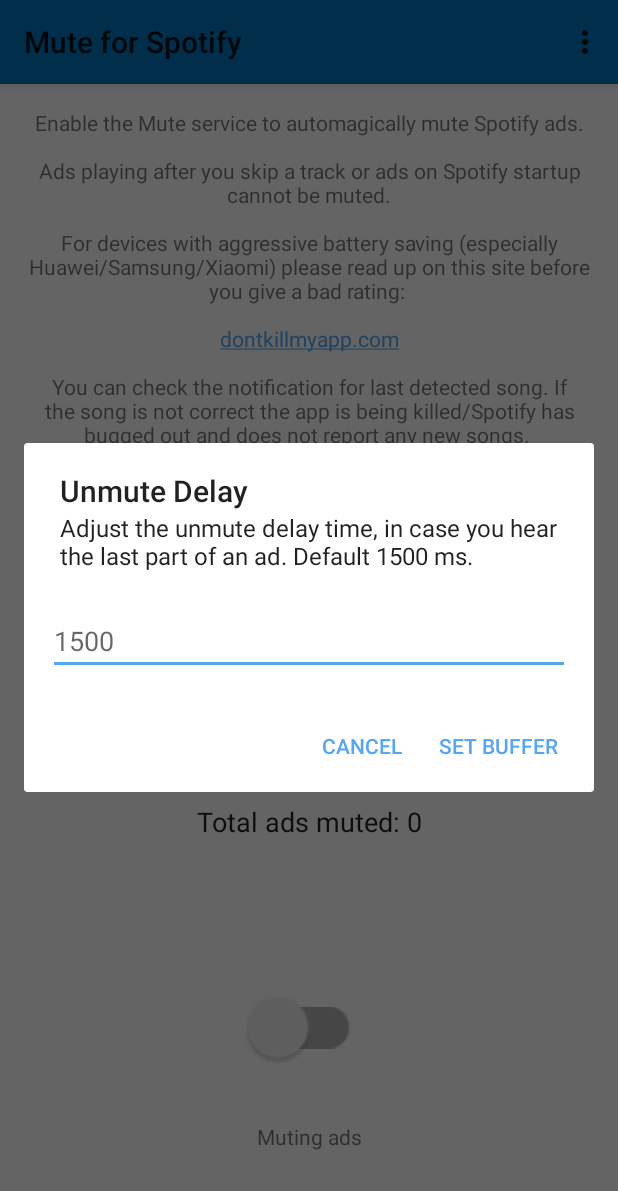
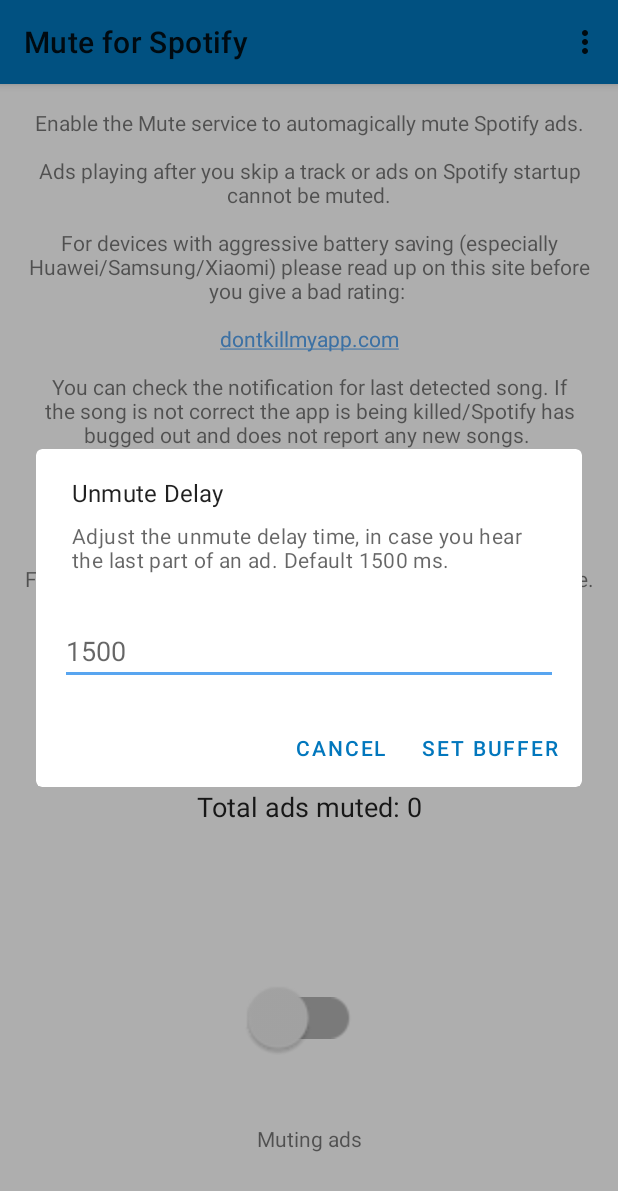
Before and after one commit to samu-developments/SpotMute, an Android app: the screen it shows after launch (MainActivity), in the options menu, after a tap on "Unmute delay", on a phone screen of 412 x 824 dp. Shown: the top 1191 px of the screen. Run offline under Robolectric (Android 15) with nearby library versions, the phone set to English and light mode, and no system bars.

Commit message:
Use material theme

```diff
--- a/app/build.gradle
+++ b/app/build.gradle
@@ -33,4 +33,6 @@ dependencies {
     implementation 'androidx.core:core-ktx:1.3.0'
     implementation 'androidx.constraintlayout:constraintlayout:1.1.3'
     implementation 'androidx.preference:preference-ktx:1.1.1'
+    implementation 'com.google.android.material:material:1.3.0-alpha01'
+
 }
--- a/app/src/main/java/com/developments/samu/muteforspotify/MainActivity.kt
+++ b/app/src/main/java/com/developments/samu/muteforspotify/MainActivity.kt
@@ -1,23 +1,26 @@
 package com.developments.samu.muteforspotify
 
-import android.app.AlertDialog
 import android.content.Intent
 import android.net.Uri
 import android.os.Build
 import android.os.Bundle
 import android.view.Menu
 import android.view.MenuItem
-import android.widget.EditText
+import androidx.appcompat.app.AlertDialog
 import androidx.appcompat.app.AppCompatActivity
-import androidx.appcompat.view.ContextThemeWrapper
 import androidx.core.content.edit
 import androidx.preference.PreferenceManager
 import com.developments.samu.muteforspotify.service.LoggerService
 import com.developments.samu.muteforspotify.utilities.Spotify
 import com.developments.samu.muteforspotify.utilities.isPackageInstalled
 import kotlinx.android.synthetic.main.activity_main.*
+import com.google.android.material.dialog.MaterialAlertDialogBuilder
+import com.google.android.material.textfield.TextInputEditText
+import com.google.android.material.textfield.TextInputLayout
+
 
 private const val TAG = "MainActivity"
+
 class MainActivity : AppCompatActivity() {
     private val loggerServiceIntentForeground by lazy { Intent(LoggerService.ACTION_START_FOREGROUND, Uri.EMPTY, this, LoggerService::class.java) }
     private val prefs by lazy { PreferenceManager.getDefaultSharedPreferences(this) }
@@ -41,7 +44,7 @@ class MainActivity : AppCompatActivity() {
     }
 
     private fun showEnableBroadcastDialog() {
-        dialog = AlertDialog.Builder(ContextThemeWrapper(this, R.style.DialogTheme)).apply {
+        dialog = MaterialAlertDialogBuilder(this).apply {
             setTitle(getString(R.string.dialog_broadcast_title))
             setMessage(getString(R.string.dialog_broadcast_message))
             setPositiveButton(getString(R.string.dialog_broadcast_positive)) { _, _ ->
@@ -52,7 +55,6 @@ class MainActivity : AppCompatActivity() {
                         startActivity(it)
                     }
                 }
-
             }
             setNegativeButton(getString(R.string.dialog_broadcast_negative)) { dialog, _ ->
                 dialog.dismiss()
@@ -65,7 +67,7 @@ class MainActivity : AppCompatActivity() {
     }
 
     private fun showLiteNotSupportedDialog() {
-        dialog = AlertDialog.Builder(ContextThemeWrapper(this, R.style.DialogTheme)).apply {
+        dialog = MaterialAlertDialogBuilder(this).apply {
             setOnCancelListener {
                 onForceExit()
             }
@@ -80,7 +82,7 @@ class MainActivity : AppCompatActivity() {
     }
 
     private fun showSpotifyNotInstalledDialog() {
-        dialog = AlertDialog.Builder(this).apply {
+        dialog = MaterialAlertDialogBuilder(this).apply {
             setTitle(getString(R.string.dialog_package_title))
             setMessage(getString(R.string.dialog_package_message))
             setNegativeButton(getString(R.string.dialog_package_negative)) { _, _ ->
@@ -140,11 +142,11 @@ class MainActivity : AppCompatActivity() {
     private fun showDelayDialog() {
 
         val inflatedView = layoutInflater.inflate(R.layout.dialog_delay, null)
-        val edDelay = inflatedView.findViewById<EditText>(R.id.et_delay).apply {
+        val edDelay = inflatedView.findViewById<TextInputEditText>(R.id.edit_text_delay).apply {
             hint = prefs.getLong(LoggerService.MUTE_DELAY_BUFFER_KEY, LoggerService.MUTE_DELAY_BUFFER_DEFAULT).toString()
         }
 
-        dialog = AlertDialog.Builder(this).apply {
+        dialog = MaterialAlertDialogBuilder(this).apply {
             setTitle(getString(R.string.dialog_delay_title))
             setMessage(getString(R.string.dialog_delay_message))
             setView(inflatedView)
--- a/app/src/main/res/layout/dialog_delay.xml
+++ b/app/src/main/res/layout/dialog_delay.xml
@@ -4,8 +4,8 @@
     android:layout_height="wrap_content"
     android:padding="16dp">
 
-    <EditText
-            android:id="@+id/et_delay"
+    <com.google.android.material.textfield.TextInputEditText
+        android:id="@+id/edit_text_delay"
         android:layout_width="match_parent"
         android:layout_height="wrap_content"
         android:inputType="number"
--- a/app/src/main/res/values/styles.xml
+++ b/app/src/main/res/values/styles.xml
@@ -1,15 +1,11 @@
 <resources>
 
     <!-- Base application theme. -->
-    <style name="AppTheme" parent="Theme.AppCompat.DayNight">
+    <style name="AppTheme" parent="Theme.MaterialComponents.DayNight">
         <!-- Customize your theme here. -->
         <item name="colorPrimary">@color/colorPrimary</item>
         <item name="colorPrimaryDark">@color/colorPrimaryDark</item>
         <item name="colorAccent">@color/colorAccent</item>
     </style>
 
-    <style name="DialogTheme" parent="Theme.AppCompat.DayNight.Dialog.Alert">
-
-    </style>
-
 </resources>
```
Also changed, not shown: 1 other file. Lines whose indentation alone changed are shown as unchanged.
